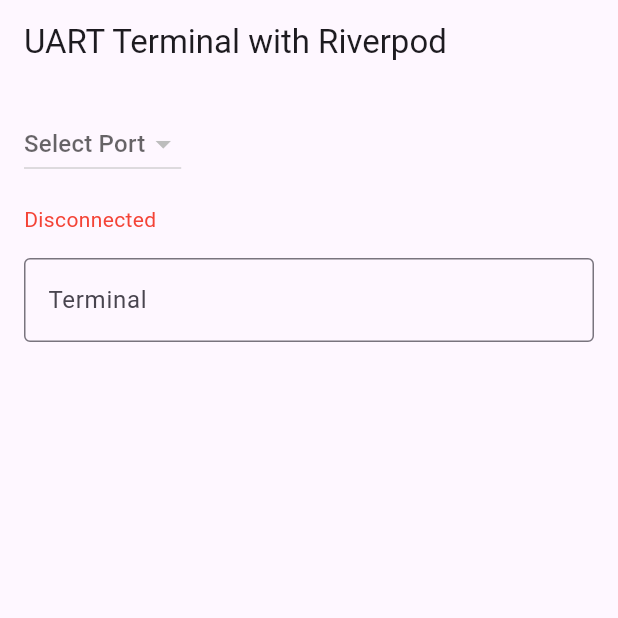
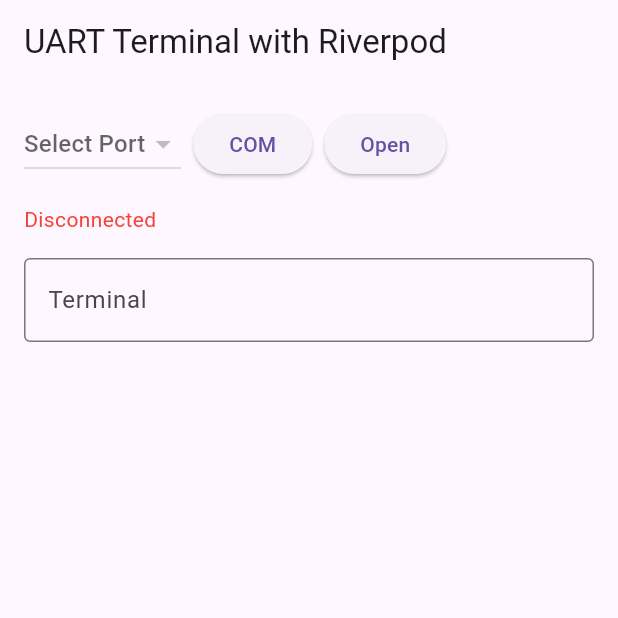
Before and after one commit to louiey-dev/flutter_uart_riverpod, a Flutter app: the screen it shows after launch, on a phone screen of 412 x 824 dp, the top half of it. Run offline on Flutter 3.47's test engine with Material 3 defaults, Android fonts, the phone set to English and light mode, and no system bars; our stand-ins replace flutter_riverpod; missing offline and left inert: flutter_libserialport.

Commit message:
add : COM and Open/Close button added. Not implemented yet, just added button

```diff
--- a/lib/main.dart
+++ b/lib/main.dart
@@ -35,8 +35,6 @@ class UartState {
 class UartNotifier extends StateNotifier<UartState> {
   SerialPort? _serialPort;
   bool _inEscapeSequence = false;
-  bool _inEscapeParameter = false;
-  String _receivedBuffer = '';
   String _escapeSequence = '';
 
   UartNotifier() : super(UartState());
@@ -155,6 +153,7 @@ class _UartScreenState extends ConsumerState<UartScreen> {
   final FocusNode _terminalFocusNode = FocusNode();
   bool _isUserTyping = false;
   String _lastReceivedData = '';
+  String openCloseStr = "Open";
 
   @override
   void dispose() {
@@ -189,14 +188,18 @@ class _UartScreenState extends ConsumerState<UartScreen> {
         child: Column(
           crossAxisAlignment: CrossAxisAlignment.start,
           children: [
+            Row(
+              children: [
                 DropdownButton<String>(
                   hint: Text('Select Port'),
                   value: uartState.portName,
                   items:
                       SerialPort.availablePorts
                           .map(
-                        (port) =>
-                            DropdownMenuItem(value: port, child: Text(port)),
+                            (port) => DropdownMenuItem(
+                              value: port,
+                              child: Text(port),
+                            ),
                           )
                           .toList(),
                   onChanged: (value) {
@@ -204,6 +207,23 @@ class _UartScreenState extends ConsumerState<UartScreen> {
                       ref.read(uartProvider.notifier).connectToPort(value);
                     }
                   },
+                ),
+                SizedBox(width: 8),
+                ElevatedButton(
+                  child: Text("COM"),
+                  onPressed: () async {
+                    await ref.read(uartProvider.notifier).connectToPort('COM1');
+                  },
+                ),
+                SizedBox(width: 8),
+                ElevatedButton(
+                  child: Text(uartState.isConnected ? 'Close' : 'Open'),
+                  onPressed: () {
+                    developer.log("Open pressed");
+                    // openCloseStr = "Close";
+                  },
+                ),
+              ],
             ),
             SizedBox(height: 16),
             Text(
```
Also changed, not shown: 1 other file. Lines whose indentation alone changed are shown as unchanged.
